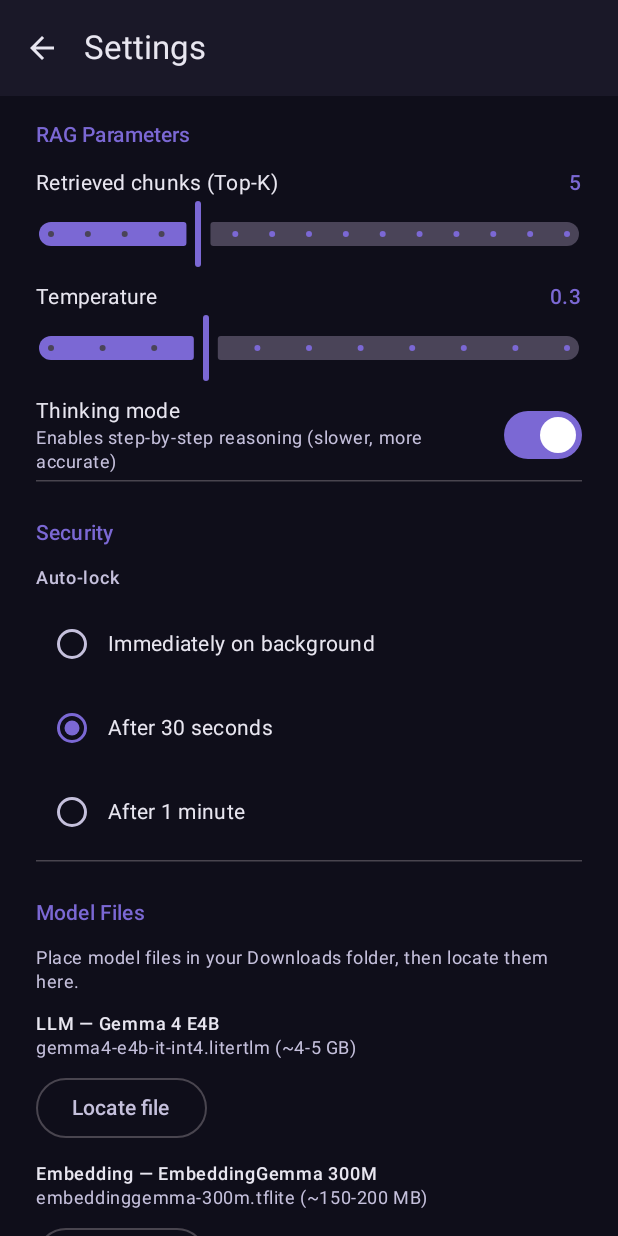
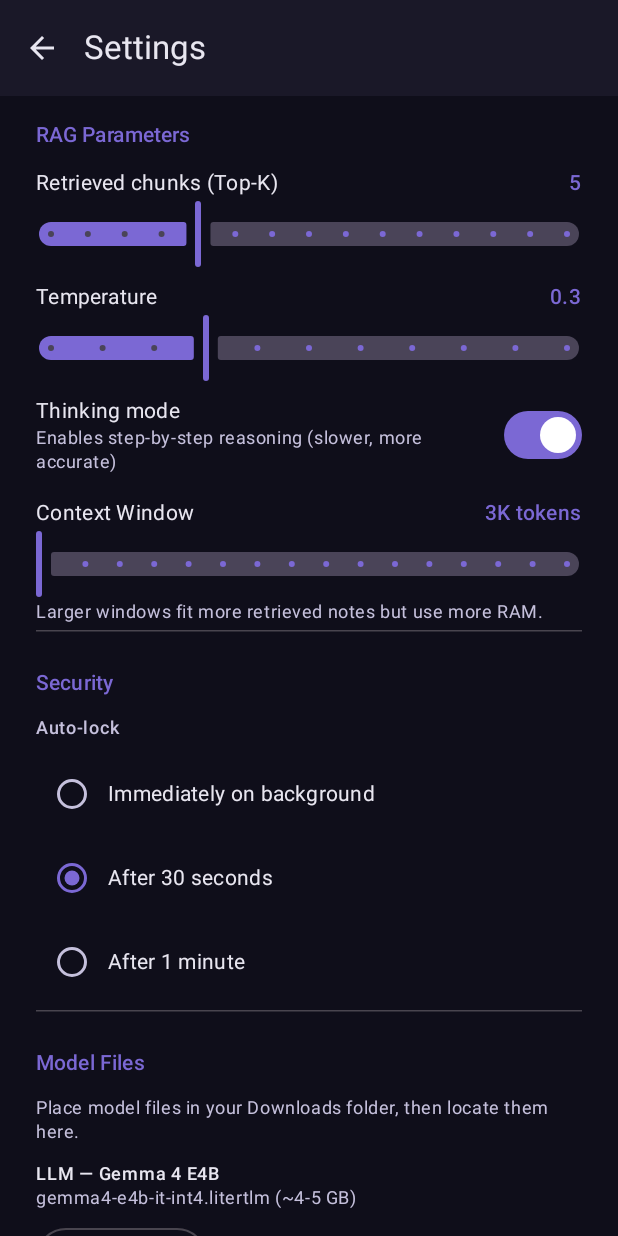
Before and after one commit to atakdnz/Vaultmind, an Android app built with Jetpack Compose: the SettingsScreen screen opened through its navigation route, on a phone screen of 412 x 824 dp. Run offline under Robolectric (Android 15) with nearby library versions, the light colour scheme and no system bars; our stand-ins replace Dagger/Hilt's generated code.

Commit message:
feat: Add Context Window setting
- Let user dynamically change context window (2K to 32K tokens)
- Update LlmEngine to accept context window dynamically instead of using a hardcoded max tokens

```diff
--- a/app/src/main/kotlin/com/vaultmind/app/rag/ChatViewModel.kt
+++ b/app/src/main/kotlin/com/vaultmind/app/rag/ChatViewModel.kt
@@ -91,14 +91,14 @@ class ChatViewModel @Inject constructor(
                 _topK.value = settings.topK
                 _thinkingMode.value = settings.thinkingMode
                 if (settings.llmModelPath.isNotBlank() && settings.embeddingModelPath.isNotBlank()) {
-                    loadModels(settings.llmModelPath, settings.embeddingModelPath, settings.temperature)
+                    loadModels(settings.llmModelPath, settings.embeddingModelPath, settings.temperature, settings.contextWindow)
                 }
             }
         }
     }
 
     /** Load both models (LLM + embedding). Show loading state. */
-    fun loadModels(llmModelPath: String, embeddingModelPath: String, temperature: Float = 0.3f) {
+    fun loadModels(llmModelPath: String, embeddingModelPath: String, temperature: Float = 0.3f, contextWindow: Int = 3072) {
         if (_modelState.value == ModelLoadState.Loading) return
         _modelState.value = ModelLoadState.Loading
 
@@ -114,7 +114,7 @@ class ChatViewModel @Inject constructor(
 
             // Load LLM — log the full stack trace on failure
             try {
-                llmEngine.load(llmModelPath, temperature)
+                llmEngine.load(llmModelPath, temperature, contextWindow)
                 _modelState.value = ModelLoadState.Ready
             } catch (e: Throwable) {
                 Log.e("VaultMind", "LLM load failed", e)
--- a/app/src/main/kotlin/com/vaultmind/app/settings/AppPreferences.kt
+++ b/app/src/main/kotlin/com/vaultmind/app/settings/AppPreferences.kt
@@ -25,6 +25,7 @@ data class AppSettings(
     val topK: Int = 5,
     val temperature: Float = 0.3f,
     val thinkingMode: Boolean = true,
+    val contextWindow: Int = 3072,
     val autoLock: AutoLockDelay = AutoLockDelay.THIRTY_SECONDS,
     val llmModelPath: String = "",
     val embeddingModelPath: String = ""
@@ -38,6 +39,7 @@ class AppPreferences @Inject constructor(
         val TOP_K = intPreferencesKey("top_k")
         val TEMPERATURE = floatPreferencesKey("temperature")
         val THINKING_MODE = booleanPreferencesKey("thinking_mode")
+        val CONTEXT_WINDOW = intPreferencesKey("context_window")
         val AUTO_LOCK = stringPreferencesKey("auto_lock")
         val LLM_MODEL_PATH = stringPreferencesKey("llm_model_path")
         val EMBEDDING_MODEL_PATH = stringPreferencesKey("embedding_model_path")
@@ -48,6 +50,7 @@ class AppPreferences @Inject constructor(
             topK = prefs[TOP_K] ?: 5,
             temperature = prefs[TEMPERATURE] ?: 0.3f,
             thinkingMode = prefs[THINKING_MODE] ?: true,
+            contextWindow = prefs[CONTEXT_WINDOW] ?: 3072,
             autoLock = AutoLockDelay.valueOf(prefs[AUTO_LOCK] ?: AutoLockDelay.THIRTY_SECONDS.name),
             llmModelPath = prefs[LLM_MODEL_PATH] ?: "",
             embeddingModelPath = prefs[EMBEDDING_MODEL_PATH] ?: ""
@@ -66,6 +69,10 @@ class AppPreferences @Inject constructor(
         context.dataStore.edit { it[THINKING_MODE] = enabled }
     }
 
+    suspend fun setContextWindow(value: Int) {
+        context.dataStore.edit { it[CONTEXT_WINDOW] = value.coerceIn(1024, 32768) }
+    }
+
     suspend fun setAutoLock(delay: AutoLockDelay) {
         context.dataStore.edit { it[AUTO_LOCK] = delay.name }
     }
--- a/app/src/main/kotlin/com/vaultmind/app/settings/SettingsScreen.kt
+++ b/app/src/main/kotlin/com/vaultmind/app/settings/SettingsScreen.kt
@@ -57,6 +57,7 @@ class SettingsViewModel @Inject constructor(
     fun setTopK(v: Int) = viewModelScope.launch { prefs.setTopK(v) }
     fun setTemperature(v: Float) = viewModelScope.launch { prefs.setTemperature(v) }
     fun setThinkingMode(v: Boolean) = viewModelScope.launch { prefs.setThinkingMode(v) }
+    fun setContextWindow(v: Int) = viewModelScope.launch { prefs.setContextWindow(v) }
     fun setAutoLock(v: AutoLockDelay) = viewModelScope.launch { prefs.setAutoLock(v) }
     fun setLlmModelPath(path: String) = viewModelScope.launch {
         prefs.setLlmModelPath(path)
@@ -145,6 +146,22 @@ fun SettingsScreen(
                     description = "Enables step-by-step reasoning (slower, more accurate)",
                     checked = settings.thinkingMode,
                     onCheckedChange = viewModel::setThinkingMode
+                )
+
+                Spacer(Modifier.height(16.dp))
+
+                SettingsSliderRow(
+                    label = "Context Window",
+                    value = settings.contextWindow.toFloat(),
+                    range = 2048f..32768f,
+                    steps = 14,
+                    displayValue = "${settings.contextWindow / 1024}K tokens",
+                    onValueChange = { viewModel.setContextWindow(it.toInt()) }
+                )
+                Text(
+                    text = "Larger windows fit more retrieved notes but use more RAM.",
+                    style = MaterialTheme.typography.bodySmall,
+                    color = MaterialTheme.colorScheme.onSurfaceVariant
                 )
             }
 
```
Also changed, not shown: app/src/main/kotlin/com/vaultmind/app/rag/LlmEngine.kt (+4 -4 lines), 5 other files.
